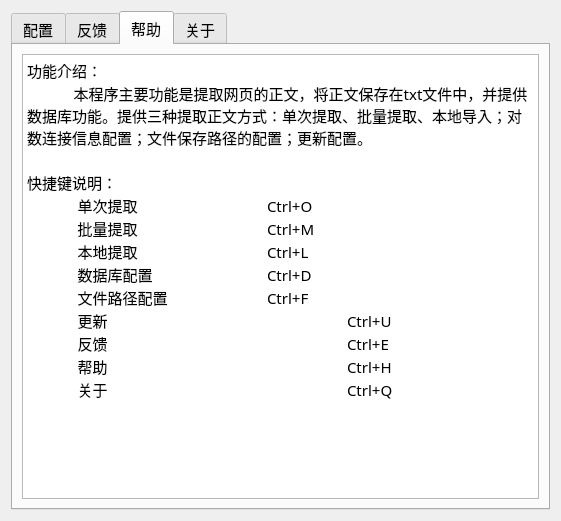
Before: the Qt Designer form setting.ui in Y-Matin/NewsSpider, drawn with Qt 5.
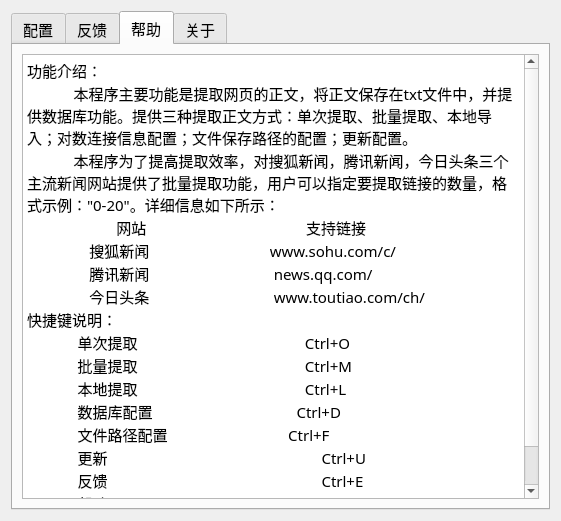
After: the same form once the commit is applied. The open tabs and pages were chosen to show the change. Icons and pictures are not drawn.

Commit message: 更新帮助说明，格式修正，对齐

```diff
--- a/setting.ui
+++ b/setting.ui
@@ -375,17 +375,21 @@
 &lt;/style&gt;&lt;/head&gt;&lt;body style=&quot; font-family:'Bahnschrift SemiLight'; font-size:11pt; font-weight:400; font-style:normal;&quot;&gt;
 &lt;p style=&quot; margin-top:0px; margin-bottom:0px; margin-left:0px; margin-right:0px; -qt-block-indent:0; text-indent:0px;&quot;&gt;功能介绍：&lt;/p&gt;
 &lt;p style=&quot; margin-top:0px; margin-bottom:0px; margin-left:0px; margin-right:0px; -qt-block-indent:0; text-indent:0px;&quot;&gt;            本程序主要功能是提取网页的正文，将正文保存在txt文件中，并提供数据库功能。提供三种提取正文方式：单次提取、批量提取、本地导入；对数连接信息配置；文件保存路径的配置；更新配置。&lt;/p&gt;
-&lt;p style=&quot;-qt-paragraph-type:empty; margin-top:0px; margin-bottom:0px; margin-left:0px; margin-right:0px; -qt-block-indent:0; text-indent:0px;&quot;&gt;&lt;br /&gt;&lt;/p&gt;
+&lt;p style=&quot; margin-top:0px; margin-bottom:0px; margin-left:0px; margin-right:0px; -qt-block-indent:0; text-indent:0px;&quot;&gt;            本程序为了提高提取效率，对搜狐新闻，腾讯新闻，今日头条三个主流新闻网站提供了批量提取功能，用户可以指定要提取链接的数量，格式示例：&amp;quot;0-20&amp;quot;。详细信息如下所示：&lt;/p&gt;
+&lt;p style=&quot; margin-top:0px; margin-bottom:0px; margin-left:0px; margin-right:0px; -qt-block-indent:0; text-indent:0px;&quot;&gt;                       网站                                         支持链接&lt;/p&gt;
+&lt;p style=&quot; margin-top:0px; margin-bottom:0px; margin-left:0px; margin-right:0px; -qt-block-indent:0; text-indent:0px;&quot;&gt;                搜狐新闻                               www.sohu.com/c/&lt;/p&gt;
+&lt;p style=&quot; margin-top:0px; margin-bottom:0px; margin-left:0px; margin-right:0px; -qt-block-indent:0; text-indent:0px;&quot;&gt;                腾讯新闻                                news.qq.com/&lt;/p&gt;
+&lt;p style=&quot; margin-top:0px; margin-bottom:0px; margin-left:0px; margin-right:0px; -qt-block-indent:0; text-indent:0px;&quot;&gt;                今日头条                                www.toutiao.com/ch/&lt;/p&gt;
 &lt;p style=&quot; margin-top:0px; margin-bottom:0px; margin-left:0px; margin-right:0px; -qt-block-indent:0; text-indent:0px;&quot;&gt;快捷键说明：&lt;/p&gt;
-&lt;p style=&quot; margin-top:0px; margin-bottom:0px; margin-left:0px; margin-right:0px; -qt-block-indent:0; text-indent:0px;&quot;&gt;             单次提取		Ctrl+O&lt;/p&gt;
-&lt;p style=&quot; margin-top:0px; margin-bottom:0px; margin-left:0px; margin-right:0px; -qt-block-indent:0; text-indent:0px;&quot;&gt;             批量提取		Ctrl+M&lt;/p&gt;
-&lt;p style=&quot; margin-top:0px; margin-bottom:0px; margin-left:0px; margin-right:0px; -qt-block-indent:0; text-indent:0px;&quot;&gt;             本地提取		Ctrl+L&lt;/p&gt;
-&lt;p style=&quot; margin-top:0px; margin-bottom:0px; margin-left:0px; margin-right:0px; -qt-block-indent:0; text-indent:0px;&quot;&gt;             数据库配置		Ctrl+D&lt;/p&gt;
-&lt;p style=&quot; margin-top:0px; margin-bottom:0px; margin-left:0px; margin-right:0px; -qt-block-indent:0; text-indent:0px;&quot;&gt;             文件路径配置		Ctrl+F&lt;/p&gt;
-&lt;p style=&quot; margin-top:0px; margin-bottom:0px; margin-left:0px; margin-right:0px; -qt-block-indent:0; text-indent:0px;&quot;&gt;             更新			Ctrl+U&lt;/p&gt;
-&lt;p style=&quot; margin-top:0px; margin-bottom:0px; margin-left:0px; margin-right:0px; -qt-block-indent:0; text-indent:0px;&quot;&gt;             反馈			Ctrl+E&lt;/p&gt;
-&lt;p style=&quot; margin-top:0px; margin-bottom:0px; margin-left:0px; margin-right:0px; -qt-block-indent:0; text-indent:0px;&quot;&gt;             帮助			Ctrl+H&lt;/p&gt;
-&lt;p style=&quot; margin-top:0px; margin-bottom:0px; margin-left:0px; margin-right:0px; -qt-block-indent:0; text-indent:0px;&quot;&gt;             关于			Ctrl+Q&lt;/p&gt;&lt;/body&gt;&lt;/html&gt;</string>
+&lt;p style=&quot; margin-top:0px; margin-bottom:0px; margin-left:0px; margin-right:0px; -qt-block-indent:0; text-indent:0px;&quot;&gt;             单次提取                                           Ctrl+O&lt;/p&gt;
+&lt;p style=&quot; margin-top:0px; margin-bottom:0px; margin-left:0px; margin-right:0px; -qt-block-indent:0; text-indent:0px;&quot;&gt;             批量提取                                           Ctrl+M&lt;/p&gt;
+&lt;p style=&quot; margin-top:0px; margin-bottom:0px; margin-left:0px; margin-right:0px; -qt-block-indent:0; text-indent:0px;&quot;&gt;             本地提取                                           Ctrl+L&lt;/p&gt;
+&lt;p style=&quot; margin-top:0px; margin-bottom:0px; margin-left:0px; margin-right:0px; -qt-block-indent:0; text-indent:0px;&quot;&gt;             数据库配置                                     Ctrl+D&lt;/p&gt;
+&lt;p style=&quot; margin-top:0px; margin-bottom:0px; margin-left:0px; margin-right:0px; -qt-block-indent:0; text-indent:0px;&quot;&gt;             文件路径配置                               Ctrl+F&lt;/p&gt;
+&lt;p style=&quot; margin-top:0px; margin-bottom:0px; margin-left:0px; margin-right:0px; -qt-block-indent:0; text-indent:0px;&quot;&gt;             更新                                                       Ctrl+U&lt;/p&gt;
+&lt;p style=&quot; margin-top:0px; margin-bottom:0px; margin-left:0px; margin-right:0px; -qt-block-indent:0; text-indent:0px;&quot;&gt;             反馈                                                       Ctrl+E&lt;/p&gt;
+&lt;p style=&quot; margin-top:0px; margin-bottom:0px; margin-left:0px; margin-right:0px; -qt-block-indent:0; text-indent:0px;&quot;&gt;             帮助                                                       Ctrl+H&lt;/p&gt;
+&lt;p style=&quot; margin-top:0px; margin-bottom:0px; margin-left:0px; margin-right:0px; -qt-block-indent:0; text-indent:0px;&quot;&gt;             关于                                                       Ctrl+Q&lt;/p&gt;&lt;/body&gt;&lt;/html&gt;</string>
          </property>
         </widget>
        </item>
```
Left out of the diff: 2 changed lines with no effect on the pictures. The commit also changes 2 other files.
